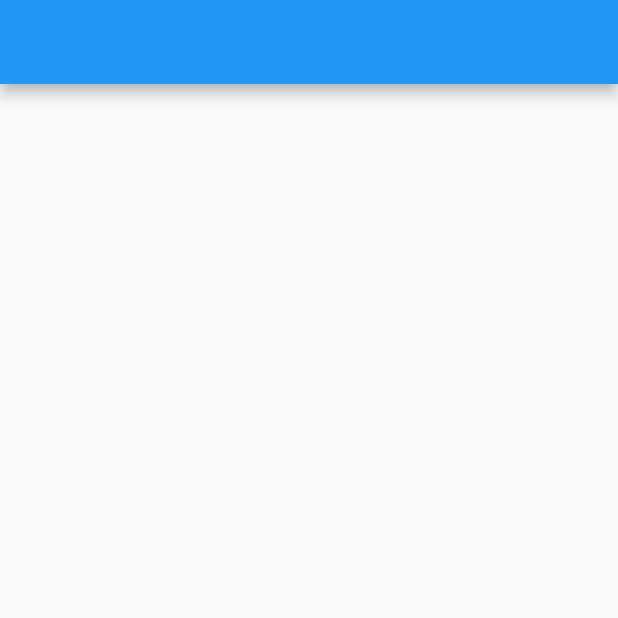
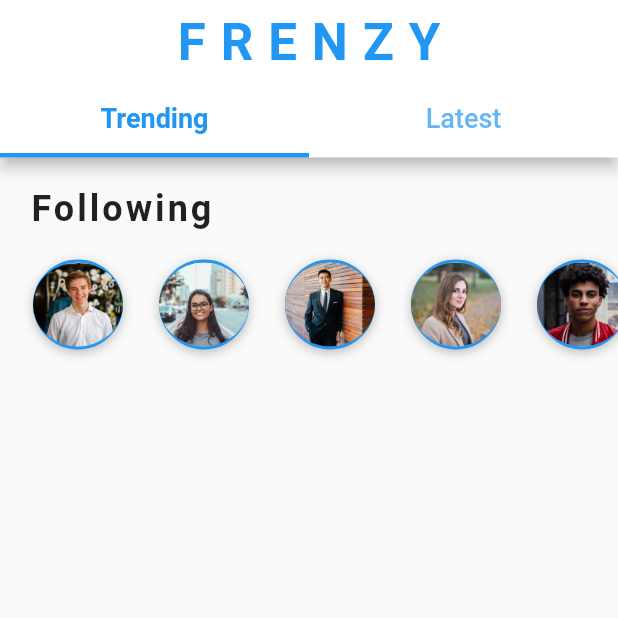
Before and after one commit to datanonymous/flutter_social, a Flutter app: the HomeScreen screen opened directly, on a phone screen of 412 x 824 dp, the top half of it. Run offline on Flutter 3.47's test engine with Material 2 defaults, Android fonts, the phone set to English and light mode, and no system bars.

Commit message:
9/2/2020

```diff
--- a/lib/screens/home_screen.dart
+++ b/lib/screens/home_screen.dart
@@ -1,15 +1,64 @@
 import 'package:flutter/material.dart';
+import 'package:flutter_social/data/data.dart';
+import 'package:flutter_social/models/user_model.dart';
+import 'package:flutter_social/widgets/following_users.dart';
 
 class HomeScreen extends StatefulWidget {
   @override
   _HomeScreenState createState() => _HomeScreenState();
 }
 
-class _HomeScreenState extends State<HomeScreen> {
+class _HomeScreenState extends State<HomeScreen>
+    with SingleTickerProviderStateMixin {
+  TabController _tabController;
+
+  @override
+  void initState() {
+    super.initState();
+    _tabController = TabController(
+        length: 2,
+        vsync: this); //_tabController.index to see what tab you are in
+  }
+
   @override
   Widget build(BuildContext context) {
     return Scaffold(
-      appBar: AppBar(),
+      appBar: AppBar(
+        centerTitle: true,
+        brightness: Brightness.light,
+        backgroundColor: Colors.white,
+        iconTheme: IconThemeData(color: Theme.of(context).primaryColor),
+        title: Text(
+          'FRENZY',
+          style: TextStyle(
+            color: Theme.of(context).primaryColor,
+            fontSize: 34,
+            fontWeight: FontWeight.bold,
+            letterSpacing: 10.0,
+          ),
+        ),
+        bottom: TabBar(
+          controller: _tabController,
+          indicatorWeight: 3,
+          labelColor: Theme.of(context).primaryColor,
+          labelStyle: TextStyle(
+            fontSize: 18,
+            fontWeight: FontWeight.w600,
+          ),
+          unselectedLabelStyle: TextStyle(
+            fontSize: 18,
+          ),
+          tabs: [
+            Tab(text: 'Trending'),
+            Tab(text: 'Latest'),
+          ],
+        ),
+      ),
+      body: ListView(
+        children: [
+          FollowingUsers(),
+        ],
+      ),
     );
   }
 }
--- /dev/null
+++ b/lib/widgets/following_users.dart
@@ -0,0 +1,62 @@
+import 'package:flutter/material.dart';
+import 'package:flutter_social/data/data.dart';
+import 'package:flutter_social/models/user_model.dart';
+
+class FollowingUsers extends StatelessWidget {
+  @override
+  Widget build(BuildContext context) {
+    return Column(
+      crossAxisAlignment: CrossAxisAlignment.start,
+      children: [
+        Padding(
+          padding: const EdgeInsets.fromLTRB(20, 20, 20, 10),
+          child: Text(
+            'Following',
+            style: TextStyle(
+              fontSize: 24,
+              fontWeight: FontWeight.bold,
+              letterSpacing: 2,
+            ),
+          ),
+        ),
+        Container(
+          height: 80,
+          // color: Colors.red,
+          child: ListView.builder(
+            padding: EdgeInsets.only(left: 10),
+            scrollDirection: Axis.horizontal,
+            itemCount: users.length,
+            itemBuilder: (BuildContext context, int index){
+              User user = users[index];
+              return GestureDetector(
+                onTap: (){},
+                child: Container(
+                  margin: EdgeInsets.all(10),
+                  decoration: BoxDecoration(
+                    shape: BoxShape.circle,
+                    boxShadow: [
+                      BoxShadow(
+                        color: Colors.black26,
+                        offset: Offset(0,2),
+                        blurRadius: 6,
+                      ),
+                    ],
+                    border: Border.all(width: 2, color: Theme.of(context).primaryColor),
+                  ),
+                  child: ClipOval(
+                    child: Image(
+                      height: 60,
+                      width: 60,
+                      fit: BoxFit.cover,
+                      image: AssetImage(user.profileImageUrl),
+                    ),
+                  ),
+                ),
+              );
+            },
+          ),
+        ),
+      ],
+    );
+  }
+}
```
